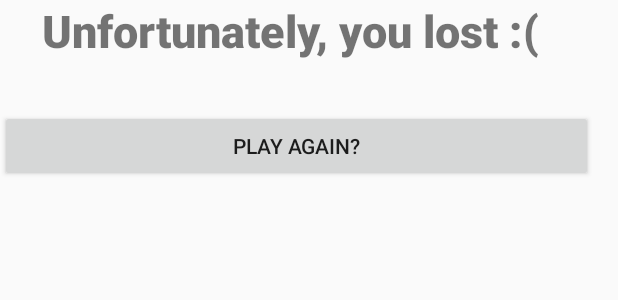
After one commit to kyleaj/AR_Battleship, an Android app: the layout loss_activity.xml on its own in the app's theme, with its tools: preview values and no code run, on a phone screen of 412 x 824 dp. The commit adds this screen. Shown: the top 300 px of the screen. Run offline under Robolectric (Android 15) with nearby library versions, the phone set to English and light mode, and no system bars.

Commit message:
added win condition and screens

```diff
--- a/app/src/main/java/com/cos426/ar_battleship/GameBoardModel.java
+++ b/app/src/main/java/com/cos426/ar_battleship/GameBoardModel.java
@@ -118,7 +118,7 @@ public class GameBoardModel {
         Log.d("BattleshipDemo", "Creating material RenderableDefinition");
 
         CompletableFuture<Material> mat = MaterialFactory.makeOpaqueWithColor(context, new Color(android.graphics.Color.GREEN));
-        // CompletableFuture<Material> mat_occlude = Material.builder().setSource(context, R.raw.occlude).build();
+//         CompletableFuture<Material> mat_occlude = Material.builder().setSource(context, R.raw.occlude).build();
         CompletableFuture<ModelRenderable> occluder = ModelRenderable.builder().setSource(context, R.raw.occlude_material).build();
 
         CompletableFuture.allOf(mat, occluder).handle((notUsed, throwable) -> {
--- a/app/src/main/java/com/cos426/ar_battleship/GameInfo.java
+++ b/app/src/main/java/com/cos426/ar_battleship/GameInfo.java
@@ -15,6 +15,8 @@ public class GameInfo implements Serializable {
     public int player2Score;
     public State currState;
     public Board playerBoard;
+    public Board player1Board;
+    public Board player2Board;
 
     public boolean readyToStart; // Set to true once second player joined in 2 player game
 
--- a/app/src/main/java/com/cos426/ar_battleship/PlacementActivity.java
+++ b/app/src/main/java/com/cos426/ar_battleship/PlacementActivity.java
@@ -98,7 +98,7 @@ public class PlacementActivity extends Activity implements OnClickListener {
                 }
 
 
-                Intent i = new Intent(getApplicationContext(), Login.class);
+                Intent i = new Intent(getApplicationContext(), ARActivity.class);
                 startActivity(i);
             }
         });
--- /dev/null
+++ b/app/src/main/res/layout/loss_activity.xml
@@ -0,0 +1,31 @@
+<?xml version="1.0" encoding="utf-8"?>
+<android.support.constraint.ConstraintLayout
+    xmlns:android="http://schemas.android.com/apk/res/android"
+    xmlns:tools="http://schemas.android.com/tools"
+    android:layout_width="match_parent"
+    android:layout_height="match_parent">
+
+    <LinearLayout
+        android:layout_width="395dp"
+        android:layout_height="715dp"
+        android:orientation="vertical"
+        tools:layout_editor_absoluteX="8dp"
+        tools:layout_editor_absoluteY="8dp">
+
+        <TextView
+            android:id="@+id/lossText"
+            android:layout_width="match_parent"
+            android:layout_height="73dp"
+            android:fontFamily="sans-serif-black"
+            android:text="TextView"
+            android:textAlignment="center"
+            android:textSize="30sp"
+            tools:text="Unfortunately, you lost :( " />
+
+        <Button
+            android:id="@+id/lossButt"
+            android:layout_width="match_parent"
+            android:layout_height="wrap_content"
+            android:text="Play Again?" />
+    </LinearLayout>
+</android.support.constraint.ConstraintLayout>
```
Also changed, not shown: app/src/main/java/com/cos426/ar_battleship/ARActivity.java (+34 -0 lines), app/src/main/java/com/cos426/ar_battleship/LossActivity.java (added, +37 -0 lines), app/src/main/java/com/cos426/ar_battleship/WinActivity.java (added, +39 -0 lines), app/src/main/res/layout/win_activity.xml (added, +31 -0 lines), 3 other files.
